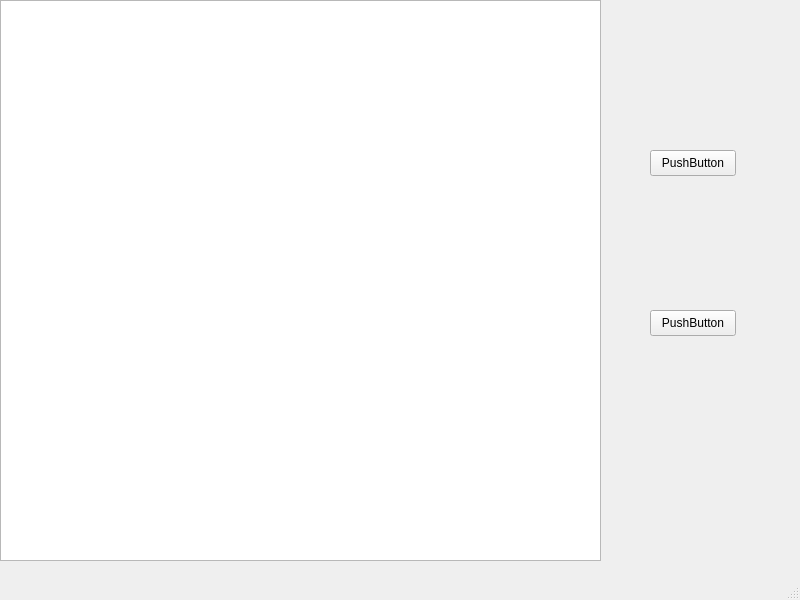
First picture: the form in mainwindow.ui, repository mou-xiang/GanFeima, before the edit.
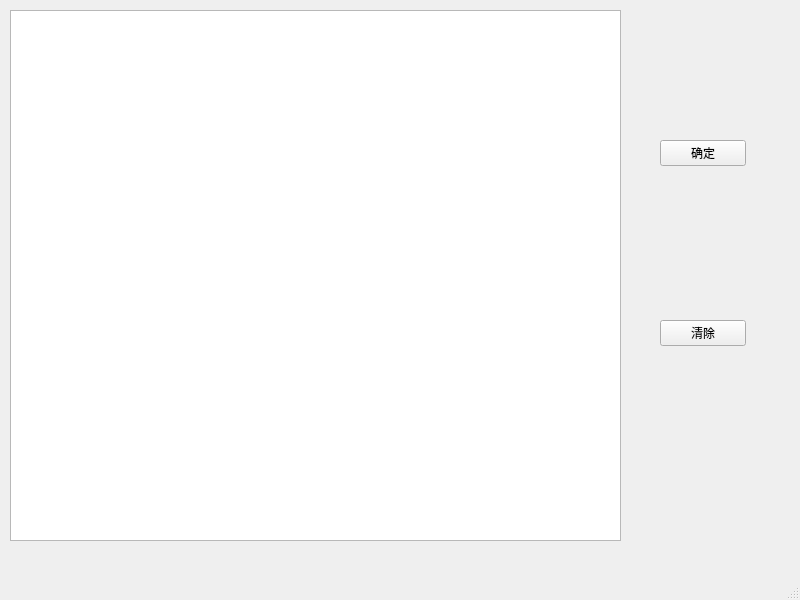
Second picture: the form after the edit.

```diff
--- a/mainwindow.ui
+++ b/mainwindow.ui
@@ -17,37 +17,37 @@
    <widget class="QTextEdit" name="textEdit">
     <property name="geometry">
      <rect>
-      <x>0</x>
-      <y>0</y>
-      <width>601</width>
-      <height>561</height>
+      <x>10</x>
+      <y>10</y>
+      <width>611</width>
+      <height>531</height>
      </rect>
     </property>
    </widget>
    <widget class="QPushButton" name="pushButton">
     <property name="geometry">
      <rect>
-      <x>650</x>
-      <y>150</y>
+      <x>660</x>
+      <y>140</y>
       <width>86</width>
       <height>26</height>
      </rect>
     </property>
     <property name="text">
-     <string>PushButton</string>
+     <string>确定</string>
     </property>
    </widget>
    <widget class="QPushButton" name="pushButton_2">
     <property name="geometry">
      <rect>
-      <x>650</x>
-      <y>310</y>
+      <x>660</x>
+      <y>320</y>
       <width>86</width>
       <height>26</height>
      </rect>
     </property>
     <property name="text">
-     <string>PushButton</string>
+     <string>清除</string>
     </property>
    </widget>
   </widget>
```
Left out of the diff: 4 changed lines with no effect on the pictures.
